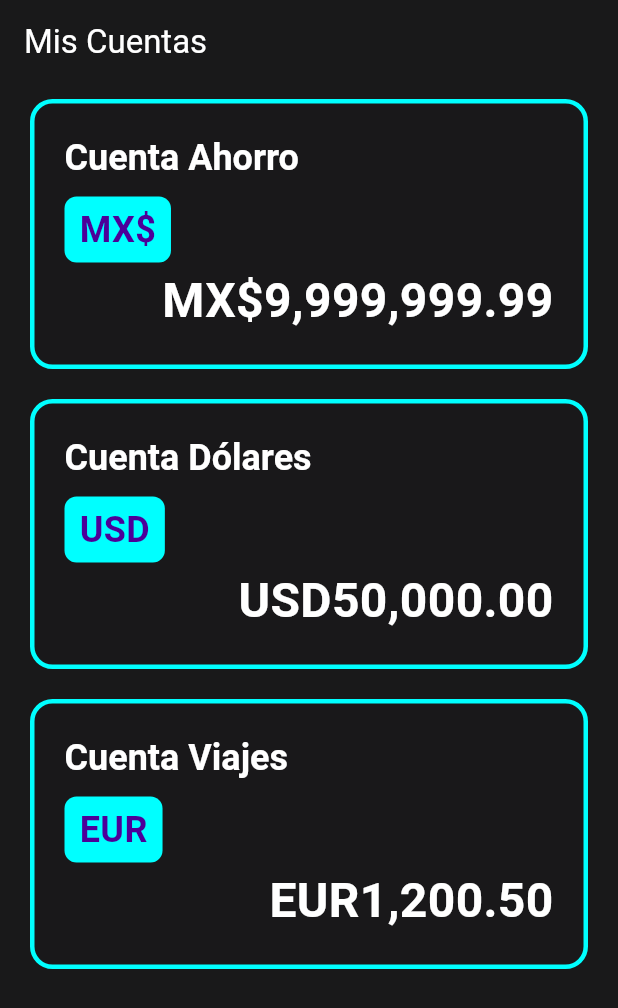
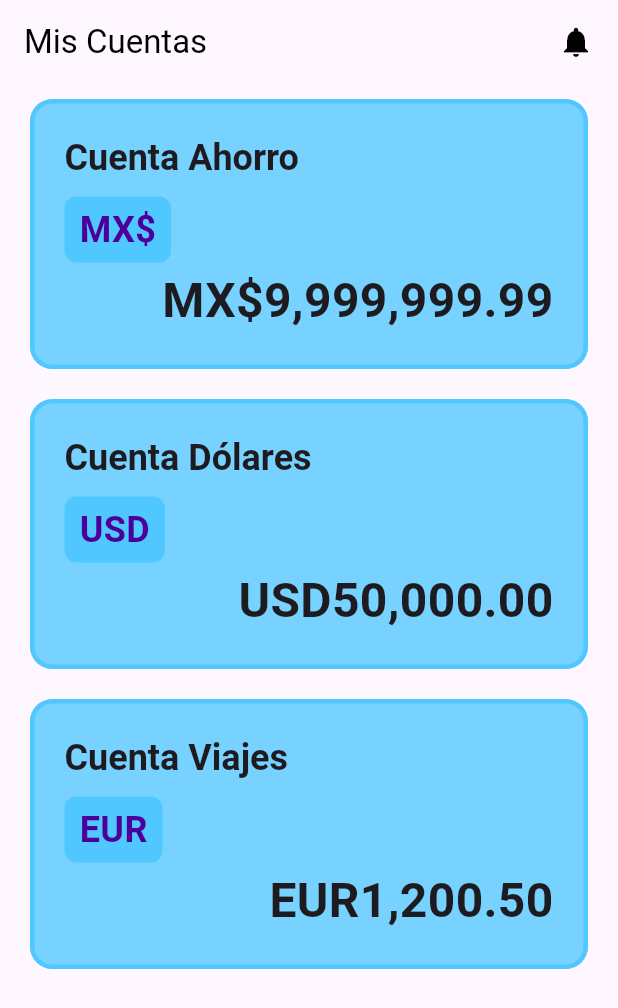
Before and after one commit to AllsVeam/Hackathon-front, a Flutter app: the AccountCardWidget screen opened directly, on a phone screen of 412 x 824 dp. Shown: the top 1008 px of the screen. Run offline on Flutter 3.47's test engine with Material 3 defaults, Android fonts, the light colour scheme and no system bars; our stand-ins replace carousel_slider, cloud_firestore, firebase_auth, firebase_core, flutter_native_splash, shared_preferences; missing offline and left inert: firebase_ui_auth; accounts and stored records are empty.

```diff
--- a/lib/presentation/screens/home/widgets/account_card_widget.dart
+++ b/lib/presentation/screens/home/widgets/account_card_widget.dart
@@ -1,7 +1,7 @@
+import 'package:alquiler_app/presentation/widgets/icon_bottom_app.dart';
 import 'package:flutter/material.dart';
 //import 'package:alquiler_app/models/account_model.dart';
 //import 'package:alquiler_app/services/api_service.dart';
-
 
 class _SingleAccountCard extends StatelessWidget {
   final String accountName;
@@ -16,23 +16,16 @@ class _SingleAccountCard extends StatelessWidget {
 
   @override
   Widget build(BuildContext context) {
-
-    const Color cardBackgroundColor = Color(0xFF4C0099);
-    const Color borderColor = Color(0xFF00FFFF);
-    const Color chipBackgroundColor = Color(0xFF00FFFF);
-    const Color textColor = Colors.white;
+    Color cardBackgroundColor = Color(0xFF4C0099);
 
     return Container(
       width: double.infinity,
       height: 180,
       margin: const EdgeInsets.symmetric(vertical: 10, horizontal: 20),
       decoration: BoxDecoration(
-        color: const Color.fromARGB(255, 25, 24, 26),
+        color: Theme.of(context).cardColor,
         borderRadius: BorderRadius.circular(15),
-        border: Border.all(
-          color: borderColor,
-          width: 3,
-        ),
+        border: Border.all(color: Theme.of(context).cardColor, width: 3),
       ),
       child: Padding(
         padding: const EdgeInsets.all(20.0),
@@ -42,17 +35,16 @@ class _SingleAccountCard extends StatelessWidget {
             // Título de la cuenta
             Text(
               accountName,
-              style: Theme.of(context).textTheme.headlineSmall?.copyWith(
-                    color: textColor,
-                    fontWeight: FontWeight.bold,
-                  ),
+              style: Theme.of(
+                context,
+              ).textTheme.headlineSmall?.copyWith(fontWeight: FontWeight.bold),
             ),
             const SizedBox(height: 10),
             // Chip de la moneda
             Container(
               padding: const EdgeInsets.symmetric(horizontal: 10, vertical: 5),
               decoration: BoxDecoration(
-                color: chipBackgroundColor,
+                color: Theme.of(context).cardColor,
                 borderRadius: BorderRadius.circular(8),
               ),
               child: Text(
@@ -70,11 +62,7 @@ class _SingleAccountCard extends StatelessWidget {
               alignment: Alignment.bottomRight,
               child: Text(
                 '$currencyCode$balance',
-                style: const TextStyle(
-                  color: textColor,
-                  fontSize: 32,
-                  fontWeight: FontWeight.bold,
-                ),
+                style: TextStyle(fontSize: 32, fontWeight: FontWeight.bold),
               ),
             ),
           ],
@@ -114,36 +102,55 @@ class _AccountCardWidgetState extends State<AccountCardWidget> {
     // Lógica simulada de la API
     return Future.delayed(const Duration(seconds: 2), () {
       final List<Map<String, String>> data = [
-        {'name': 'Cuenta Principal', 'currencyCode': 'MX\$', 'balance': '9,999,999.99'},
+        {
+          'name': 'Cuenta Principal',
+          'currencyCode': 'MX\$',
+          'balance': '9,999,999.99',
+        },
       ];
       return data;
     });
   }
 
   final List<Map<String, String>> _harcodedData = [
-    {'name': 'Cuenta Ahorro', 'currencyCode': 'MX\$', 'balance': '9,999,999.99'},
+    {
+      'name': 'Cuenta Ahorro',
+      'currencyCode': 'MX\$',
+      'balance': '9,999,999.99',
+    },
     {'name': 'Cuenta Dólares', 'currencyCode': 'USD', 'balance': '50,000.00'},
     {'name': 'Cuenta Viajes', 'currencyCode': 'EUR', 'balance': '1,200.50'},
   ];
 
   @override
   Widget build(BuildContext context) {
-    const Color cardBackgroundColor = Color.fromARGB(255, 25, 25, 26);
-
     return Scaffold(
       appBar: AppBar(
-        title: const Text('Mis Cuentas', style: TextStyle(color: Colors.white)),
-        backgroundColor: cardBackgroundColor,
-        iconTheme: const IconThemeData(color: Colors.white),
+        title: Text(
+          'Mis Cuentas',
+          style: TextStyle(color: Theme.of(context).primaryColorLight),
+        ),
+
+        actions: [
+          iconButtonApp(
+            icon: Icons.notifications,
+            color: Theme.of(context).primaryColorLight,
+            onPressed: () {},
+          ),
+        ],
       ),
-      backgroundColor: cardBackgroundColor,
       body: FutureBuilder<List<Map<String, String>>>(
         future: _futureAccountData,
         builder: (context, snapshot) {
           if (snapshot.connectionState == ConnectionState.waiting) {
             return const Center(child: CircularProgressIndicator());
           } else if (snapshot.hasError) {
-            return Center(child: Text('Error: ${snapshot.error}', style: const TextStyle(color: Colors.white)));
+            return Center(
+              child: Text(
+                'Error: ${snapshot.error}',
+                style: TextStyle(color: Theme.of(context).primaryColorLight),
+              ),
+            );
           } else if (snapshot.hasData) {
             return SingleChildScrollView(
               child: Column(
@@ -162,78 +169,15 @@ class _AccountCardWidgetState extends State<AccountCardWidget> {
               ),
             );
           } else {
-            return const Center(child: Text('No hay datos disponibles.', style: TextStyle(color: Colors.white)));
+            return const Center(
+              child: Text(
+                'No hay datos disponibles.',
+                style: TextStyle(color: Colors.white),
+              ),
+            );
           }
         },
       ),
     );
   }
 }
-
-//codigo para cuando alla api sin diseno
-/*class AccountCardWidget extends StatefulWidget {
-  const AccountCardWidget({super.key});
-
-  @override
-  State<AccountCardWidget> createState() => _AccountCardWidgetState();
-}
-
-class _AccountCardWidgetState extends State<AccountCardWidget> {
-  late Future<AccountModel> futureAccount;
-
-  @override
-  void initState() {
-    super.initState();
-    futureAccount = ApiService().fetchAccountData();
-  }
-
-  @override
-  Widget build(BuildContext context) {
-    return Scaffold(
-      appBar: AppBar(
-        title: const Text('Mi Cuenta'),
-      ),
-      body: Center(
-        child: FutureBuilder<AccountModel>(
-          future: futureAccount,
-          builder: (context, snapshot) {
-            if (snapshot.connectionState == ConnectionState.waiting) {
-              return const CircularProgressIndicator();
-            } else if (snapshot.hasError) {
-              return Text('Error: ${snapshot.error}');
-            } else if (snapshot.hasData) {
-              final account = snapshot.data!.pageProps.account;
-              return Card(
-                margin: const EdgeInsets.all(16),
-                child: Padding(
-                  padding: const EdgeInsets.all(16),
-                  child: Column(
-                    crossAxisAlignment: CrossAxisAlignment.start,
-                    mainAxisSize: MainAxisSize.min,
-                    children: [
-                      Text(
-                        'Nombre de la cuenta: ${account.name}',
-                        style: Theme.of(context).textTheme.headlineSmall,
-                      ),
-                      const SizedBox(height: 8),
-                      Text(
-                        'Balance: ${double.parse(account.balance) / 100} ${account.assetCode}',
-                        style: Theme.of(context).textTheme.titleLarge,
-                      ),
-                      const SizedBox(height: 16),
-                      Text('ID de la cuenta: ${account.id}'),
-                      Text('Fecha de creación: ${account.createdAt.toLocal().toString().substring(0, 10)}'),
-                      Text('ID de usuario: ${account.userId}'),
-                    ],
-                  ),
-                ),
-              );
-            } else {
-              return const Text('No se encontraron datos de la cuenta.');
-            }
-          },
-        ),
-      ),
-    );
-  }
-}*/
```
Also changed, not shown: assets/icon/app_icon.png, assets/logo.png, 53 other files.
